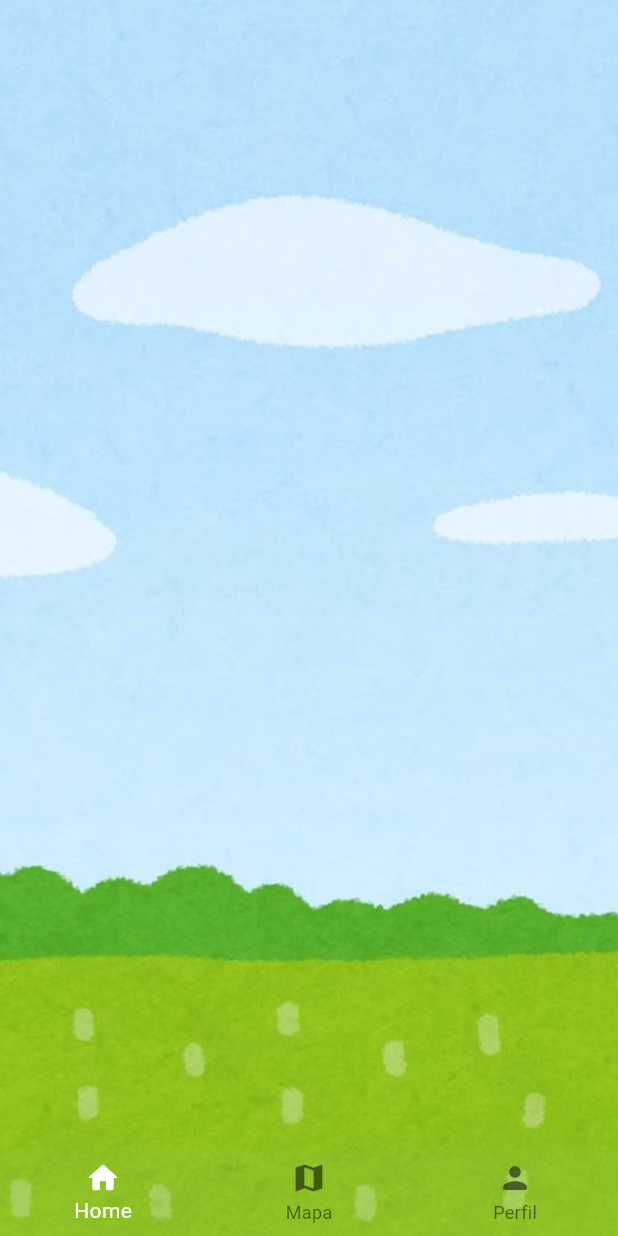
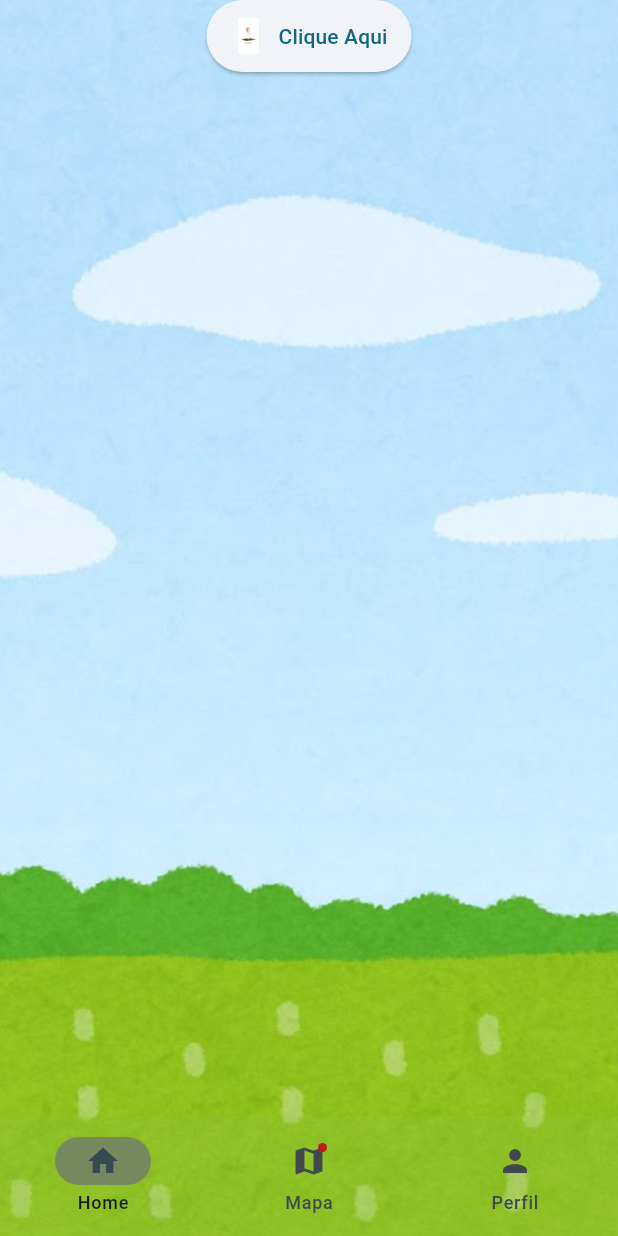
Before and after one commit to mirelasc23/ddm_projeto_final, a Flutter app: the TelaLista screen opened by its route, on a phone screen of 412 x 824 dp. Run offline on Flutter 3.47's test engine with Material 3 defaults, Android fonts, the phone set to English and light mode, and no system bars; our stand-ins replace firebase_auth, firebase_core, sqflite; accounts and stored records are empty.

Commit message:
agora vai?

```diff
--- a/lib/view/tela_lista.dart
+++ b/lib/view/tela_lista.dart
@@ -17,9 +17,11 @@ class TelaLista extends StatelessWidget {
     return Scaffold(
       extendBodyBehindAppBar: true,
       extendBody: true,
+
       body: Container(
         width: tamanhoTela.width,
         height: double.infinity,
+
         decoration: BoxDecoration(
           image: DecorationImage(
             image: AssetImage('assets/images/paginainicial-fundo.png'),
@@ -32,6 +34,25 @@ class TelaLista extends StatelessWidget {
               mainAxisAlignment: MainAxisAlignment.spaceAround,
               crossAxisAlignment: CrossAxisAlignment.center,
               children: [
+                // InkWell(
+                //   onTap: () {},
+                //   child: Ink.image(
+                //     image: AssetImage('assets/images/imagem_plantar.png'),
+                //     fit: BoxFit.cover,
+                //     width: 100,
+                //     height: 100,
+                //   ),
+                // ),
+                ElevatedButton.icon(
+                  onPressed: () {
+                    Navigator.pushNamed(context, Rotas.telaPerfil);
+                  },
+                  icon: Image.asset('assets/images/imagem_plantar.png', width: 24, height: 24),
+                  label: Text('Clique Aqui'),
+                  style: ElevatedButton.styleFrom(
+                    padding: EdgeInsets.symmetric(horizontal: 16, vertical: 12),
+                  ),
+                ),
               ],
             ),
           ),
--- a/lib/widgets/form_login.dart
+++ b/lib/widgets/form_login.dart
@@ -38,7 +38,6 @@ class _FormLoginState extends State<FormLogin> {
   }
 
   Future<void> _submit() async {
-    //   setState(() => _isLoading = false);
     print('entra submit');
 
     final valido = _formKey.currentState?.validate() ?? false;
@@ -74,19 +73,15 @@ class _FormLoginState extends State<FormLogin> {
     }
   }
 
-  // Estilo padrão reutilizável para deixar os inputs arredondados e claros
   InputDecoration _estiloInput(String label) {
     return InputDecoration(
       labelText: label,
       filled: true,
-      // Cor de fundo clara (pode ajustar para Colors.grey[100] ou similar se preferir)
       fillColor: const Color.fromRGBO(255, 255, 255, 0.53),
-      // Borda padrão quando o campo não está focado
       border: OutlineInputBorder(
-        borderRadius: BorderRadius.circular(100.0), // Cantos arredondados
-        borderSide: BorderSide.none, // Remove a linha de contorno preta padrão
+        borderRadius: BorderRadius.circular(100.0),
+        borderSide: BorderSide.none,
       ),
-      // Borda quando o usuário clica no campo
       focusedBorder: OutlineInputBorder(
         borderRadius: BorderRadius.circular(100.0),
         borderSide: const BorderSide(
@@ -95,7 +90,7 @@ class _FormLoginState extends State<FormLogin> {
             red: 0.13,
             green: 0.59,
             blue: 0.95,
-          ), // Borda azul do seu tema
+          ),
           width: 1.5,
         ),
       ),
--- a/lib/widgets/navbar.dart
+++ b/lib/widgets/navbar.dart
@@ -22,28 +22,42 @@ class Navbar extends StatefulWidget {
 class _NavbarState extends State<Navbar> {
   int _selectedIndex = 0;
 
-  void _onItemTapped(int index) {
+  // final List<Widget> _telas = [
+  //   TelaLista(titulo: 'Inicio'),
+  //   Placeholder(),
+  //   TelaPerfil(),
+  // ];
+
+  @override
+  Widget build(BuildContext context) {
+    return NavigationBar(
+
+
+        onDestinationSelected: (int index) {
           setState(() {
             _selectedIndex = index;
           });
-  }
+        },
 
-  @override
-  Widget build(BuildContext context) {
-    return BottomNavigationBar(
         backgroundColor: Colors.lightGreen.withOpacity(0.2),
         elevation: 0,
-      items: const <BottomNavigationBarItem>[
-        BottomNavigationBarItem(icon: Icon(Icons.home_rounded), label: 'Home'),
-        BottomNavigationBarItem(icon: Icon(Icons.map), label: 'Mapa'),
-        BottomNavigationBarItem(
-          icon: Icon(Icons.person_rounded),
+
+        indicatorColor: const Color.fromARGB(255, 117, 137, 94),
+        selectedIndex: _selectedIndex,
+        destinations: const <Widget>[
+          NavigationDestination(
+            icon: Icon(Icons.home),
+            label: 'Home',
+          ),
+          NavigationDestination(
+            icon: Badge(child: Icon(Icons.map)),
+            label: 'Mapa',
+          ),
+          NavigationDestination(
+            icon: Icon(Icons.person),
             label: 'Perfil',
           ),
         ],
-      currentIndex: _selectedIndex,
-      selectedItemColor: const Color.fromARGB(255, 255, 255, 255),
-      onTap: _onItemTapped,
       );
   }
 }
--- a/pubspec.yaml
+++ b/pubspec.yaml
@@ -69,6 +69,7 @@ flutter:
     - assets/images/tela-perfil.png
     - assets/images/paginainicial-fundo.png
     - assets/images/foto-perfil.png
+    - assets/images/imagem_plantar.png
 
   # An image asset can refer to one or more resolution-specific "variants", see
   # https://flutter.dev/to/resolution-aware-images
```
Also changed, not shown: assets/images/imagem_plantar.png (added), pubspec.lock. Lines whose indentation alone changed are shown as unchanged.
